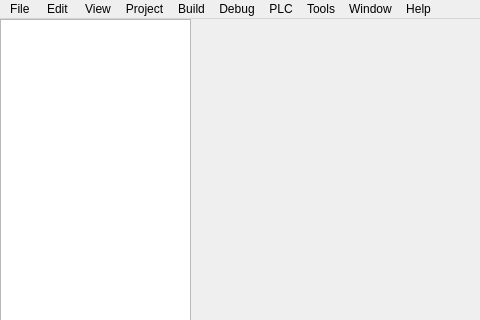
This is Application/mainwindow.ui in Canytr/CanCAT as Qt 5 draws it before an edit; both pictures show x 0 to 480 and y 0 to 320 of the 800 by 600 pixel window. The edited form follows.
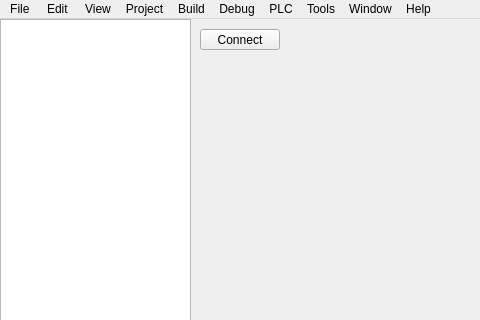
This is the edited form.

Patch:
```diff
--- a/Application/mainwindow.ui
+++ b/Application/mainwindow.ui
@@ -34,6 +34,19 @@
      </rect>
     </property>
    </widget>
+   <widget class="QPushButton" name="pushButton">
+    <property name="geometry">
+     <rect>
+      <x>200</x>
+      <y>10</y>
+      <width>80</width>
+      <height>21</height>
+     </rect>
+    </property>
+    <property name="text">
+     <string>Connect</string>
+    </property>
+   </widget>
   </widget>
   <widget class="QMenuBar" name="menubar">
    <property name="geometry">
```
